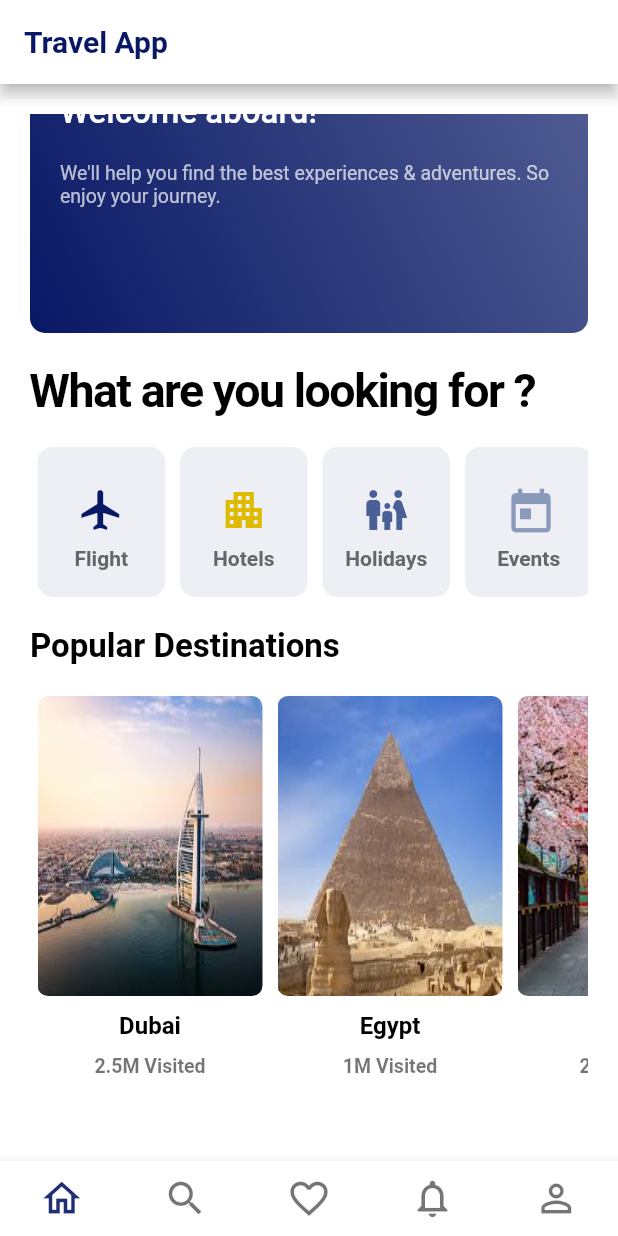
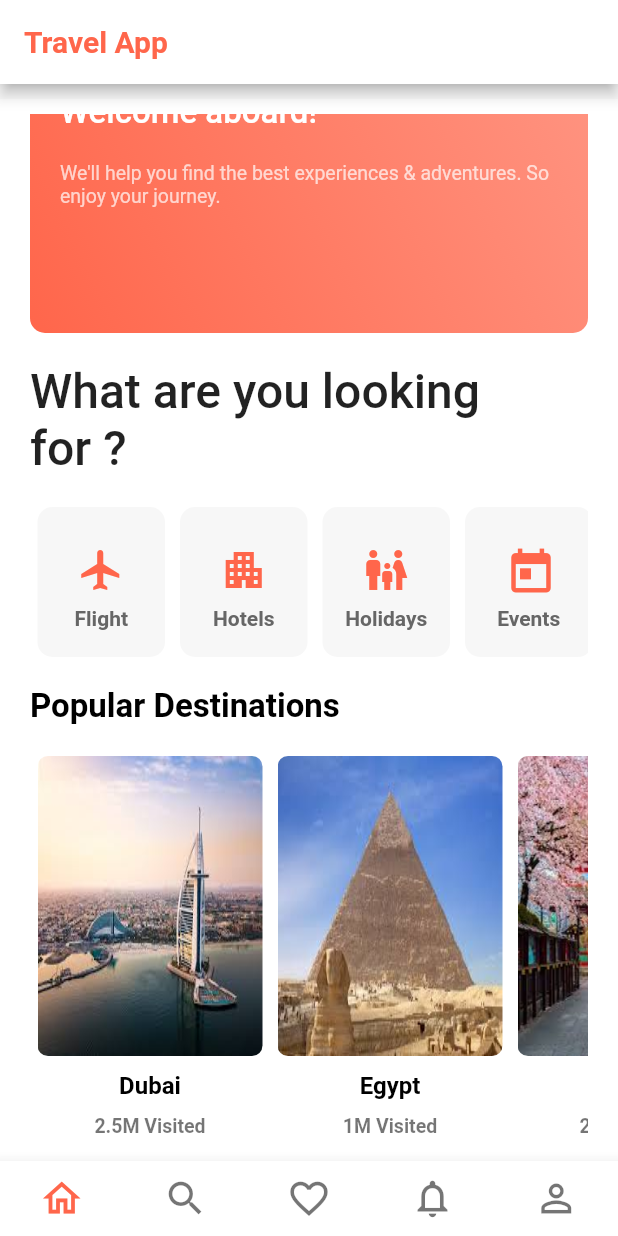
Before and after one commit to gauravgb21/travelapp, a Flutter app: the screen it shows after launch, scrolled down 34 dp, on a phone screen of 412 x 824 dp. Run offline on Flutter 3.47's test engine with Material 2 defaults, Android fonts, the phone set to English and light mode, and no system bars; our stand-ins replace carousel_slider.

Commit message:
changes done

```diff
--- a/lib/components/bl_nav_item.dart
+++ b/lib/components/bl_nav_item.dart
@@ -14,7 +14,7 @@ class BLNavItem extends StatelessWidget {
       height: 100.0,
       margin: EdgeInsets.fromLTRB(5, 0, 5, 0),
       decoration: BoxDecoration(
-          color: Color.fromRGBO(74, 95, 149, 0.1),
+          color: Color(0xfff7f7f7),
           borderRadius: BorderRadius.all(Radius.circular(10.0))),
       child: Column(
         mainAxisAlignment: MainAxisAlignment.center,
--- a/lib/components/facilities_item.dart
+++ b/lib/components/facilities_item.dart
@@ -11,7 +11,7 @@ class FacilitiesItem extends StatelessWidget {
       width: 80.0,
       margin: EdgeInsets.fromLTRB(5, 0, 5, 0),
       decoration: BoxDecoration(
-          color: Color.fromRGBO(74, 95, 149, 0.1),
+          color: Color(0xfff7f7f7),
           borderRadius: BorderRadius.all(Radius.circular(10.0))),
       child: iconButton,
     );
--- a/lib/components/hotel_details_footer.dart
+++ b/lib/components/hotel_details_footer.dart
@@ -45,7 +45,7 @@ class HotelDetailsFooter extends StatelessWidget {
                 style: TextStyle(color: Colors.white, fontSize: 15.0),
               ),
               style: TextButton.styleFrom(
-                  backgroundColor: Color.fromRGBO(8, 24, 101, 1)),
+                  backgroundColor: Theme.of(context).primaryColor),
             ),
           )
         ],
--- a/lib/components/searchbar.dart
+++ b/lib/components/searchbar.dart
@@ -12,7 +12,7 @@ class SearchBar extends StatelessWidget {
       padding: EdgeInsets.all(5.0),
       margin: EdgeInsets.fromLTRB(0, 10, 0, 0),
       decoration: BoxDecoration(
-          color: Color.fromRGBO(74, 95, 149, 0.1),
+          color: Color(0xfff7f7f7),
           borderRadius: BorderRadius.all(Radius.circular(10.0))),
       child: Row(
         children: [
--- a/lib/components/welcome_msg.dart
+++ b/lib/components/welcome_msg.dart
@@ -12,8 +12,8 @@ class WelcomeMsg extends StatelessWidget {
               begin: Alignment.topRight,
               end: Alignment.bottomLeft,
               colors: [
-                Color.fromRGBO(8, 24, 101, 0.7),
-                Color.fromRGBO(8, 24, 101, 1)
+                Color.fromRGBO(255, 102, 75, 0.7),
+                Color.fromRGBO(255, 102, 75, 1)
               ]),
           borderRadius: BorderRadius.all(Radius.circular(10.0))),
       child: Column(
--- a/lib/main.dart
+++ b/lib/main.dart
@@ -18,8 +18,16 @@ class MyApp extends StatelessWidget {
       title: 'Travel Demo',
       debugShowCheckedModeBanner: false,
       theme: ThemeData(
-        primarySwatch: Colors.blue,
-      ),
+          primaryColor: Color(0xffff664b),
+          // Define the default TextTheme. Use this to specify the default
+          // text styling for headlines, titles, bodies of text, and more.
+          textTheme: TextTheme(
+            headline1: TextStyle(fontSize: 72.0, fontWeight: FontWeight.bold),
+            headline6: TextStyle(
+              fontSize: 32.0,
+            ),
+            bodyText2: TextStyle(fontSize: 14.0),
+          )),
       initialRoute: 'homepage',
       routes: {
         '/': (context) => HomePage(),
--- a/lib/screens/flights_search.dart
+++ b/lib/screens/flights_search.dart
@@ -23,14 +23,14 @@ class _FlightSearchState extends State<FlightSearch> {
             title: Text(
               'Flights',
               style: TextStyle(
-                  color: Color.fromRGBO(8, 24, 101, 1),
+                  color: Theme.of(context).primaryColor,
                   fontWeight: FontWeight.bold),
             ),
             leading: IconButton(
               icon: Icon(
                 Icons.keyboard_arrow_left,
                 size: 38.0,
-                color: Color.fromRGBO(8, 24, 101, 1),
+                color: Theme.of(context).primaryColor,
               ),
               splashRadius: 20.0,
               onPressed: () => Navigator.pop(context),
--- a/lib/screens/homepage.dart
+++ b/lib/screens/homepage.dart
@@ -13,7 +13,7 @@ class HomePage extends StatelessWidget {
         title: Text(
           'Travel App',
           style: TextStyle(
-              color: Color.fromRGBO(8, 24, 101, 1),
+              color: Theme.of(context).primaryColor,
               fontWeight: FontWeight.bold),
         ),
       ),
@@ -29,11 +29,7 @@ class HomePage extends StatelessWidget {
                 padding: EdgeInsets.fromLTRB(0, 20, 0, 0),
                 child: Text(
                   'What are you looking for ?',
-                  style: TextStyle(
-                      fontSize: 31.0,
-                      color: Colors.black,
-                      fontWeight: FontWeight.bold,
-                      letterSpacing: -1),
+                  style: Theme.of(context).textTheme.headline6,
                 )),
             Container(
               height: 100.0,
@@ -45,7 +41,7 @@ class HomePage extends StatelessWidget {
                       IconButton(
                         icon: Icon(
                           Icons.flight,
-                          color: Color.fromRGBO(8, 24, 101, 1),
+                          color: Theme.of(context).primaryColor,
                           size: 32,
                         ),
                         onPressed: () {
@@ -57,7 +53,7 @@ class HomePage extends StatelessWidget {
                       IconButton(
                         icon: Icon(
                           Icons.apartment,
-                          color: Color.fromRGBO(222, 187, 0, 1),
+                          color: Theme.of(context).primaryColor,
                           size: 32,
                         ),
                         onPressed: () {
@@ -69,7 +65,7 @@ class HomePage extends StatelessWidget {
                       IconButton(
                         icon: Icon(
                           Icons.family_restroom,
-                          color: Color.fromRGBO(74, 95, 149, 1),
+                          color: Theme.of(context).primaryColor,
                           size: 32,
                         ),
                       ),
@@ -78,7 +74,7 @@ class HomePage extends StatelessWidget {
                       IconButton(
                         icon: Icon(
                           Icons.today,
-                          color: Color.fromRGBO(74, 95, 149, 0.6),
+                          color: Theme.of(context).primaryColor,
                           size: 35,
                         ),
                       ),
@@ -115,7 +111,7 @@ class HomePage extends StatelessWidget {
                 child: IconButton(
                     icon: Icon(
                   Icons.home_outlined,
-                  color: Color.fromRGBO(8, 24, 101, 0.9),
+                  color: Theme.of(context).primaryColor,
                   size: 30,
                 )),
               ),
--- a/lib/screens/hotel_search.dart
+++ b/lib/screens/hotel_search.dart
@@ -179,14 +179,14 @@ class _HotelSearchState extends State<HotelSearch> {
         title: Text(
           'Hotels',
           style: TextStyle(
-              color: Color.fromRGBO(8, 24, 101, 1),
+              color: Theme.of(context).primaryColor,
               fontWeight: FontWeight.bold),
         ),
         leading: IconButton(
           icon: Icon(
             Icons.keyboard_arrow_left,
             size: 38.0,
-            color: Color.fromRGBO(8, 24, 101, 1),
+            color: Theme.of(context).primaryColor,
           ),
           splashRadius: 20.0,
           onPressed: () => Navigator.pop(context),
```
Also changed, not shown: lib/components/custom_bottomsheet.dart (+6 -2 lines), lib/components/flight_details.dart (+13 -5 lines), lib/components/flight_trip_type.dart (+7 -4 lines), lib/screens/date_picker.dart (+5 -107 lines).
